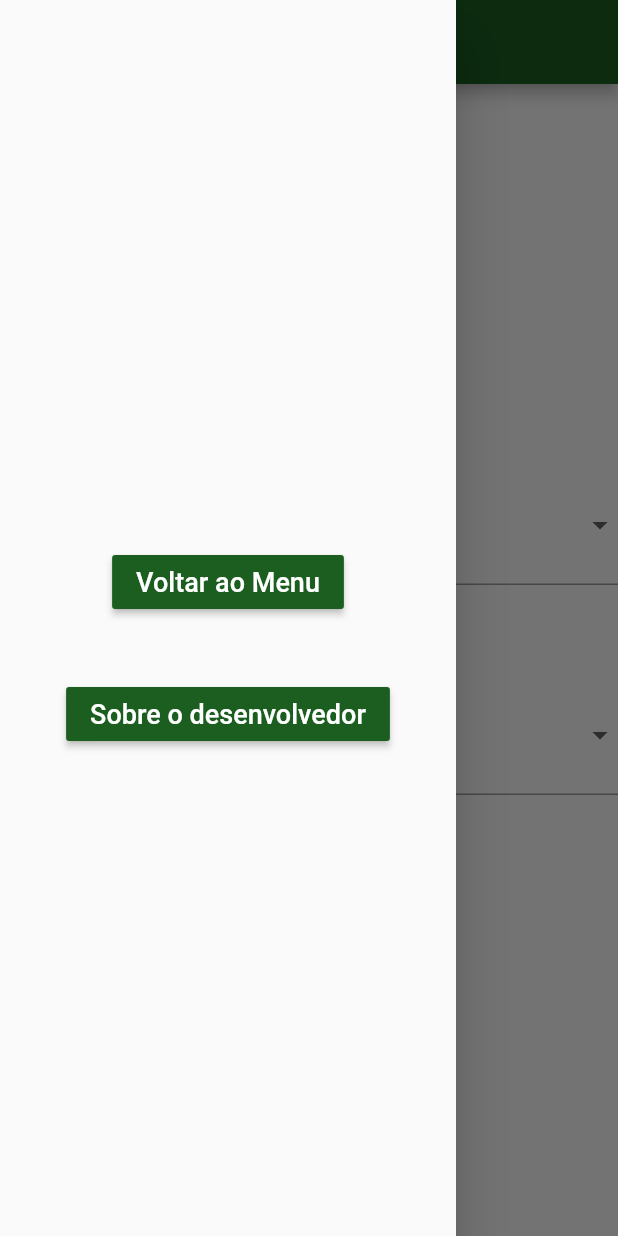
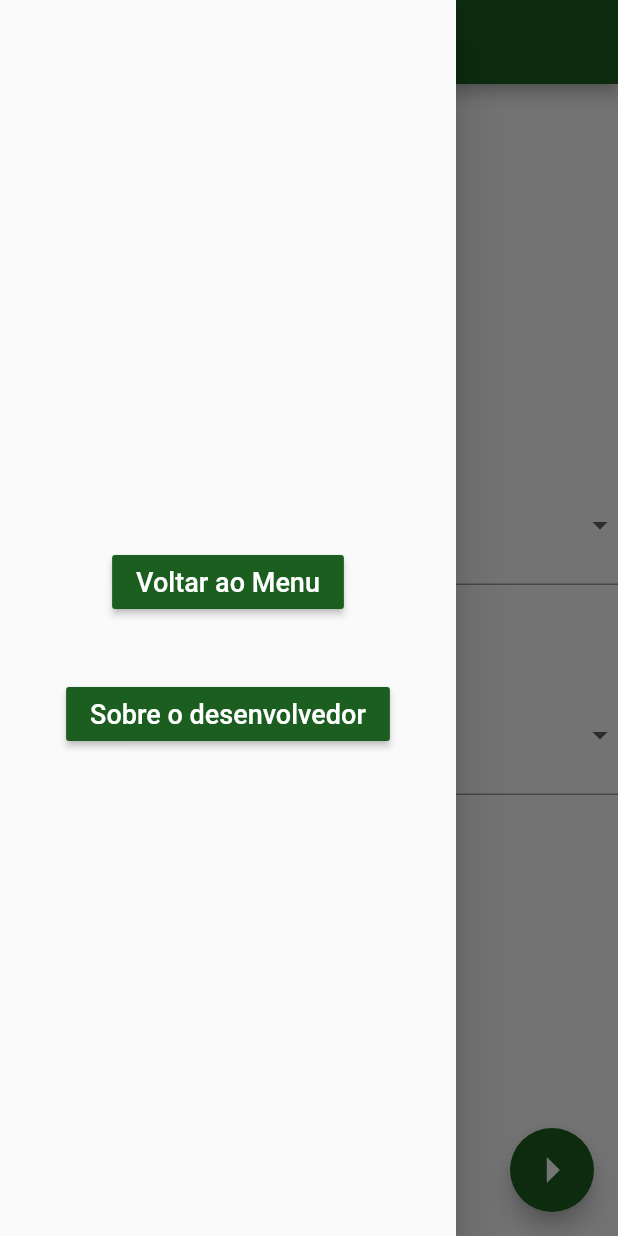
Before and after one commit to CaioPellicani/app_fatec_reflorestando, a Flutter app: the screen it shows after launch, in the side drawer, after a tap on the "menu" icon, on a phone screen of 412 x 824 dp. Run offline on Flutter 3.47's test engine with Material 2 defaults, Android fonts, the phone set to English and light mode, and no system bars.

```diff
--- a/lib/main.dart
+++ b/lib/main.dart
@@ -4,6 +4,7 @@ import 'tela_01_login.dart';
 import 'tela_02_sobre.dart';
 import 'tela_03_menu.dart';
 import 'tela_04_bioma.dart';
+import 'tela_05_terreno.dart';
 
 var scaffoldKey = GlobalKey<ScaffoldState>();
 
@@ -15,7 +16,7 @@ void main() {
 
       theme: ThemeData(
         primaryColor: Colors.green[900],
-        backgroundColor: Colors.green[100],
+        backgroundColor: Colors.green[200],
         fontFamily: 'Roboto',
 
       ),
@@ -25,7 +26,8 @@ void main() {
        '/tela_01' : (context) => Tela_01_Login(),
        '/tela_02' : (context) => Tela_02_Sobre(),
        '/tela_03' : (context) => Tela_03_Menu(),
-       '/tela_04' : (context) => Tela_04_bioma(),
+       '/tela_04' : (context) => Tela_04_Bioma(),
+       '/tela_05' : (context) => Tela_05_Terreno(),
       }
     )
   );
--- a/lib/meus_widgets.dart
+++ b/lib/meus_widgets.dart
@@ -1,5 +1,6 @@
 import 'package:flutter/material.dart';
 import 'minhas_funcoes.dart';
+import 'classe_projeto.dart';
 
 TextStyle styleBotoes = TextStyle(color: Colors.white, fontSize: 18);
 
@@ -26,6 +27,17 @@ Widget botaoSimples( texto, tela, contexto, bool ativo ){
       color: Theme.of(contexto).primaryColor,
       onPressed: ativarBotao(ativo, contexto, tela)
     ),
+  );
+}
+
+Widget botaoProximo( String tela, contexto, oProjeto  ){
+  return FloatingActionButton(
+    onPressed: (){
+      Navigator.pushNamed(contexto, tela, arguments: oProjeto );
+    },
+    tooltip: 'Próximo',
+    child: Icon(Icons.arrow_right_sharp, size: 40,),
+    backgroundColor: Theme.of(contexto).primaryColor,
   );
 }
 
--- a/lib/tela_04_bioma.dart
+++ b/lib/tela_04_bioma.dart
@@ -5,14 +5,14 @@ import 'main.dart';
 import 'meus_widgets.dart';
 import 'classe_projeto.dart';
 
-class Tela_04_bioma extends StatefulWidget {
+class Tela_04_Bioma extends StatefulWidget {
   @override
-  _Tela_04_biomaState createState() => _Tela_04_biomaState();
+  _Tela_04_BiomaState createState() => _Tela_04_BiomaState();
 }
 
-class _Tela_04_biomaState extends State<Tela_04_bioma>{
+class _Tela_04_BiomaState extends State<Tela_04_Bioma>{
 
-  ProjetoReflorestamento o_MeuReflorestamento = ProjetoReflorestamento();
+  ProjetoReflorestamento oMeuReflorestamento = ProjetoReflorestamento();
 
   List<String> biomas = [];
   List<String> apps = [];
@@ -42,13 +42,12 @@ class _Tela_04_biomaState extends State<Tela_04_bioma>{
       appBar: barraPadrao("Bioma e Terreno"),
       drawer: menuBarra(context),
       drawerEnableOpenDragGesture: false,
+      floatingActionButton: botaoProximo( '/tela_05', context, oMeuReflorestamento),
 
       body: Container(
         child: Center(
           child: Column(
             mainAxisAlignment: MainAxisAlignment.center,
-            //padding: EdgeInsets.all( 10 ),
-            //shrinkWrap: true,
             children: [
               SizedBox( height: 20 ),
               DropBox("Biomas", txtBioma, biomas),
```
Also changed, not shown: lib/tela_05_terreno.dart (added, +98 -0 lines), 1 other file.
